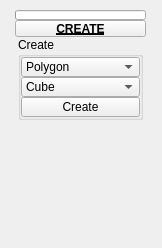
This is tentacle/ui/uiLevel_3/create.ui in m3trik/tentacle as Qt 5 draws it before an edit. The edited form follows.
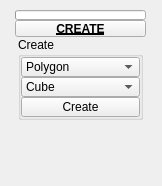
This is the edited form. Custom widgets are drawn as their Qt base class.

Diff of the .ui file:
```diff
--- a/tentacle/ui/uiLevel_3/create.ui
+++ b/tentacle/ui/uiLevel_3/create.ui
@@ -10,7 +10,7 @@
     <x>0</x>
     <y>0</y>
     <width>162</width>
-    <height>248</height>
+    <height>186</height>
    </rect>
   </property>
   <property name="minimumSize">
@@ -44,7 +44,7 @@
       <x>15</x>
       <y>10</y>
       <width>131</width>
-      <height>216</height>
+      <height>146</height>
      </rect>
     </property>
     <layout class="QGridLayout" name="gridLayout_2">
@@ -376,6 +376,11 @@
    <extends>QComboBox</extends>
    <header>widgets.combobox.h</header>
   </customwidget>
+  <customwidget>
+   <class>PushButton</class>
+   <extends>QPushButton</extends>
+   <header>widgets.pushbutton.h</header>
+  </customwidget>
  </customwidgets>
  <resources/>
  <connections/>
```
Left out of the diff: 4 changed lines with no effect on the pictures.
